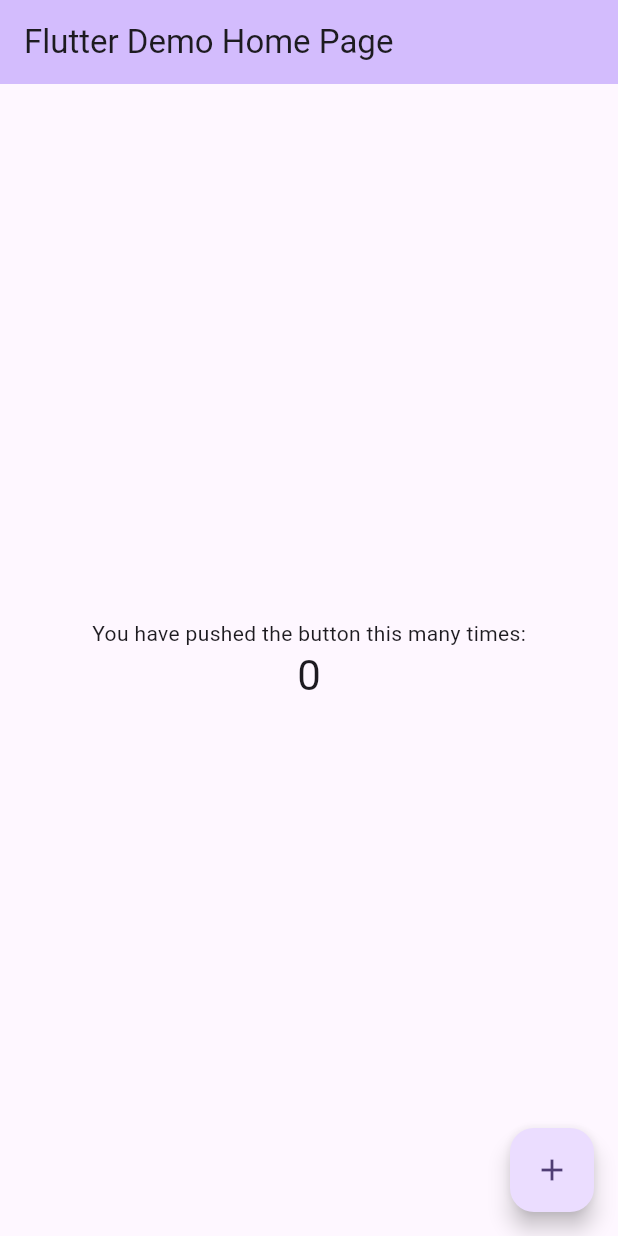
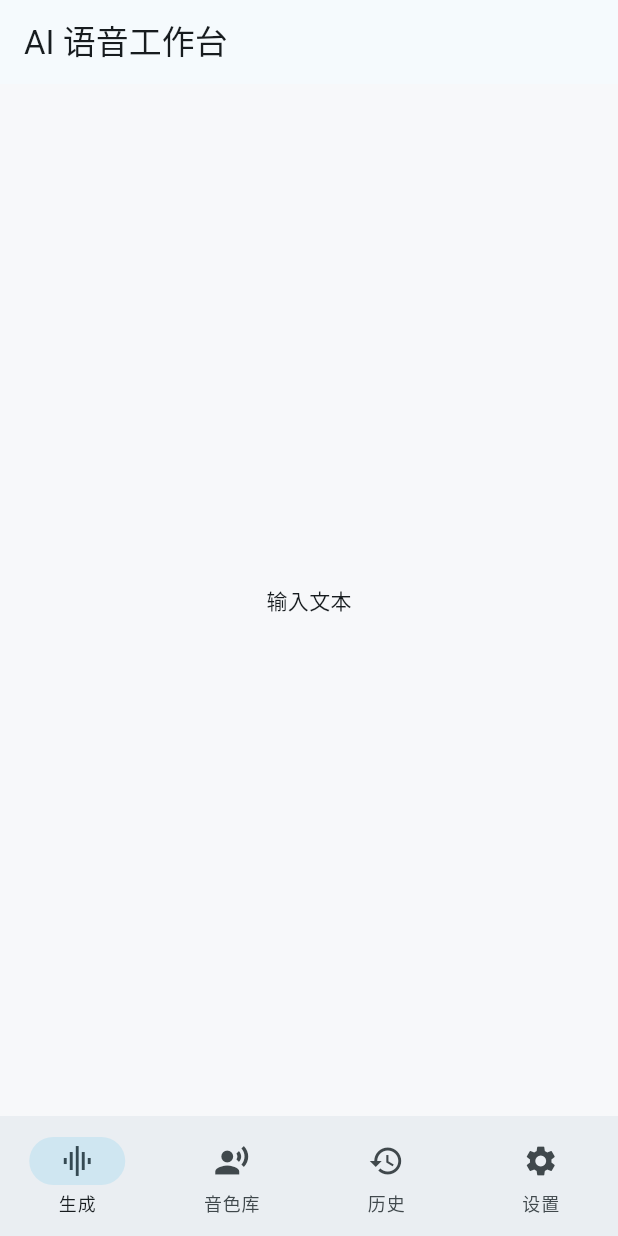
Before and after one commit to FuKun0113/shenghui-ai-voice-studio, a Flutter app: the screen it shows after launch, on a phone screen of 412 x 824 dp. Run offline on Flutter 3.47's test engine with Material 3 defaults, Android fonts, the phone set to English and light mode, and no system bars.

Commit message:
feat: add app shell navigation

```diff
--- a/lib/main.dart
+++ b/lib/main.dart
@@ -1,122 +1,13 @@
 import 'package:flutter/material.dart';
 
+import 'src/app/voice_clone_app.dart';
+import 'src/services/mock_mimo_service.dart';
+import 'src/state/app_state.dart';
+
 void main() {
-  runApp(const MyApp());
+  runApp(
+    VoiceCloneApp(
+      appState: AppState(mimoService: MockMimoService()),
+    ),
+  );
 }
-
-class MyApp extends StatelessWidget {
-  const MyApp({super.key});
-
-  // This widget is the root of your application.
-  @override
-  Widget build(BuildContext context) {
-    return MaterialApp(
-      title: 'Flutter Demo',
-      theme: ThemeData(
-        // This is the theme of your application.
-        //
-        // TRY THIS: Try running your application with "flutter run". You'll see
-        // the application has a purple toolbar. Then, without quitting the app,
-        // try changing the seedColor in the colorScheme below to Colors.green
-        // and then invoke "hot reload" (save your changes or press the "hot
-        // reload" button in a Flutter-supported IDE, or press "r" if you used
-        // the command line to start the app).
-        //
-        // Notice that the counter didn't reset back to zero; the application
-        // state is not lost during the reload. To reset the state, use hot
-        // restart instead.
-        //
-        // This works for code too, not just values: Most code changes can be
-        // tested with just a hot reload.
-        colorScheme: .fromSeed(seedColor: Colors.deepPurple),
-      ),
-      home: const MyHomePage(title: 'Flutter Demo Home Page'),
-    );
-  }
-}
-
-class MyHomePage extends StatefulWidget {
-  const MyHomePage({super.key, required this.title});
-
-  // This widget is the home page of your application. It is stateful, meaning
-  // that it has a State object (defined below) that contains fields that affect
-  // how it looks.
-
-  // This class is the configuration for the state. It holds the values (in this
-  // case the title) provided by the parent (in this case the App widget) and
-  // used by the build method of the State. Fields in a Widget subclass are
-  // always marked "final".
-
-  final String title;
-
-  @override
-  State<MyHomePage> createState() => _MyHomePageState();
-}
-
-class _MyHomePageState extends State<MyHomePage> {
-  int _counter = 0;
-
-  void _incrementCounter() {
-    setState(() {
-      // This call to setState tells the Flutter framework that something has
-      // changed in this State, which causes it to rerun the build method below
-      // so that the display can reflect the updated values. If we changed
-      // _counter without calling setState(), then the build method would not be
-      // called again, and so nothing would appear to happen.
-      _counter++;
-    });
-  }
-
-  @override
-  Widget build(BuildContext context) {
-    // This method is rerun every time setState is called, for instance as done
-    // by the _incrementCounter method above.
-    //
-    // The Flutter framework has been optimized to make rerunning build methods
-    // fast, so that you can just rebuild anything that needs updating rather
-    // than having to individually change instances of widgets.
-    return Scaffold(
-      appBar: AppBar(
-        // TRY THIS: Try changing the color here to a specific color (to
-        // Colors.amber, perhaps?) and trigger a hot reload to see the AppBar
-        // change color while the other colors stay the same.
-        backgroundColor: Theme.of(context).colorScheme.inversePrimary,
-        // Here we take the value from the MyHomePage object that was created by
-        // the App.build method, and use it to set our appbar title.
-        title: Text(widget.title),
-      ),
-      body: Center(
-        // Center is a layout widget. It takes a single child and positions it
-        // in the middle of the parent.
-        child: Column(
-          // Column is also a layout widget. It takes a list of children and
-          // arranges them vertically. By default, it sizes itself to fit its
-          // children horizontally, and tries to be as tall as its parent.
-          //
-          // Column has various properties to control how it sizes itself and
-          // how it positions its children. Here we use mainAxisAlignment to
-          // center the children vertically; the main axis here is the vertical
-          // axis because Columns are vertical (the cross axis would be
-          // horizontal).
-          //
-          // TRY THIS: Invoke "debug painting" (choose the "Toggle Debug Paint"
-          // action in the IDE, or press "p" in the console), to see the
-          // wireframe for each widget.
-          mainAxisAlignment: .center,
-          children: [
-            const Text('You have pushed the button this many times:'),
-            Text(
-              '$_counter',
-              style: Theme.of(context).textTheme.headlineMedium,
-            ),
-          ],
-        ),
-      ),
-      floatingActionButton: FloatingActionButton(
-        onPressed: _incrementCounter,
-        tooltip: 'Increment',
-        child: const Icon(Icons.add),
-      ),
-    );
-  }
-}
--- /dev/null
+++ b/lib/src/app/app_shell.dart
@@ -0,0 +1,45 @@
+import 'package:flutter/material.dart';
+
+import '../state/app_state.dart';
+import '../ui/generate/generate_screen.dart';
+import '../ui/history/history_screen.dart';
+import '../ui/settings/settings_screen.dart';
+import '../ui/voices/voice_library_screen.dart';
+
+class AppShell extends StatefulWidget {
+  const AppShell({super.key, required this.appState});
+
+  final AppState appState;
+
+  @override
+  State<AppShell> createState() => _AppShellState();
+}
+
+class _AppShellState extends State<AppShell> {
+  int _index = 0;
+
+  @override
+  Widget build(BuildContext context) {
+    final screens = <Widget>[
+      GenerateScreen(appState: widget.appState),
+      VoiceLibraryScreen(appState: widget.appState),
+      HistoryScreen(appState: widget.appState),
+      SettingsScreen(appState: widget.appState),
+    ];
+
+    return Scaffold(
+      appBar: AppBar(title: const Text('AI 语音工作台')),
+      body: SafeArea(child: screens[_index]),
+      bottomNavigationBar: NavigationBar(
+        selectedIndex: _index,
+        onDestinationSelected: (value) => setState(() => _index = value),
+        destinations: const <NavigationDestination>[
+          NavigationDestination(icon: Icon(Icons.graphic_eq), label: '生成'),
+          NavigationDestination(icon: Icon(Icons.record_voice_over), label: '音色库'),
+          NavigationDestination(icon: Icon(Icons.history), label: '历史'),
+          NavigationDestination(icon: Icon(Icons.settings), label: '设置'),
+        ],
+      ),
+    );
+  }
+}
--- /dev/null
+++ b/lib/src/app/app_theme.dart
@@ -0,0 +1,20 @@
+import 'package:flutter/material.dart';
+
+class AppTheme {
+  static ThemeData light() {
+    final scheme = ColorScheme.fromSeed(
+      seedColor: const Color(0xFF256D85),
+      brightness: Brightness.light,
+    );
+    return ThemeData(
+      useMaterial3: true,
+      colorScheme: scheme,
+      scaffoldBackgroundColor: const Color(0xFFF7F8FA),
+      appBarTheme: const AppBarTheme(centerTitle: false),
+      cardTheme: CardThemeData(
+        elevation: 0,
+        shape: RoundedRectangleBorder(borderRadius: BorderRadius.circular(8)),
+      ),
+    );
+  }
+}
--- /dev/null
+++ b/lib/src/app/voice_clone_app.dart
@@ -0,0 +1,21 @@
+import 'package:flutter/material.dart';
+
+import '../state/app_state.dart';
+import 'app_shell.dart';
+import 'app_theme.dart';
+
+class VoiceCloneApp extends StatelessWidget {
+  const VoiceCloneApp({super.key, required this.appState});
+
+  final AppState appState;
+
+  @override
+  Widget build(BuildContext context) {
+    return MaterialApp(
+      title: 'AI 语音工作台',
+      debugShowCheckedModeBanner: false,
+      theme: AppTheme.light(),
+      home: AppShell(appState: appState),
+    );
+  }
+}
--- /dev/null
+++ b/lib/src/ui/generate/generate_screen.dart
@@ -0,0 +1,14 @@
+import 'package:flutter/material.dart';
+
+import '../../state/app_state.dart';
+
+class GenerateScreen extends StatelessWidget {
+  const GenerateScreen({super.key, required this.appState});
+
+  final AppState appState;
+
+  @override
+  Widget build(BuildContext context) {
+    return const Center(child: Text('输入文本'));
+  }
+}
```
Also changed, not shown: lib/src/ui/history/history_screen.dart (added, +14 -0 lines), lib/src/ui/settings/settings_screen.dart (added, +14 -0 lines), lib/src/ui/voices/voice_library_screen.dart (added, +14 -0 lines), 1 other file.
